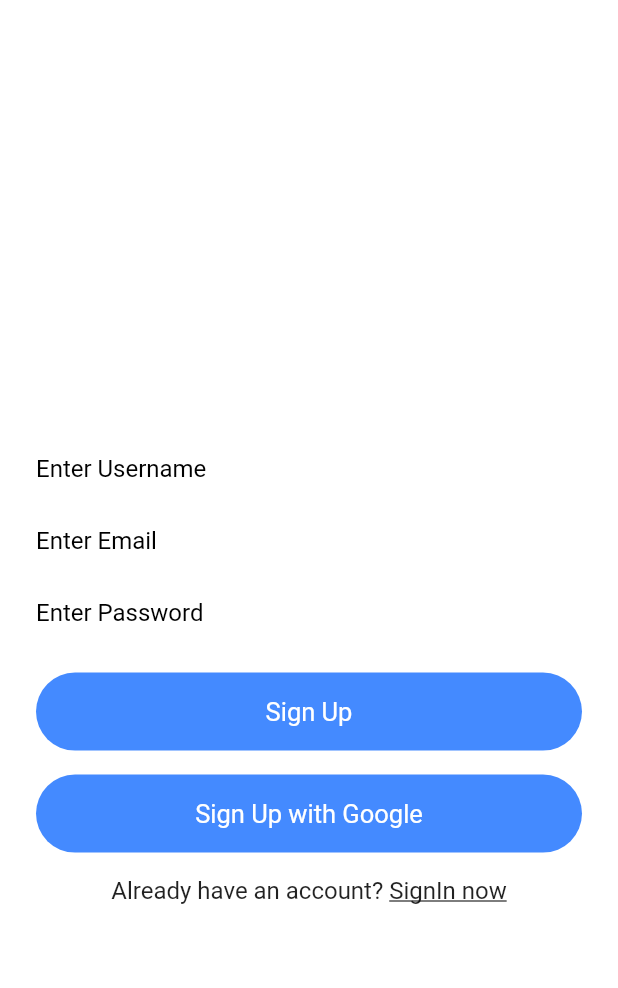
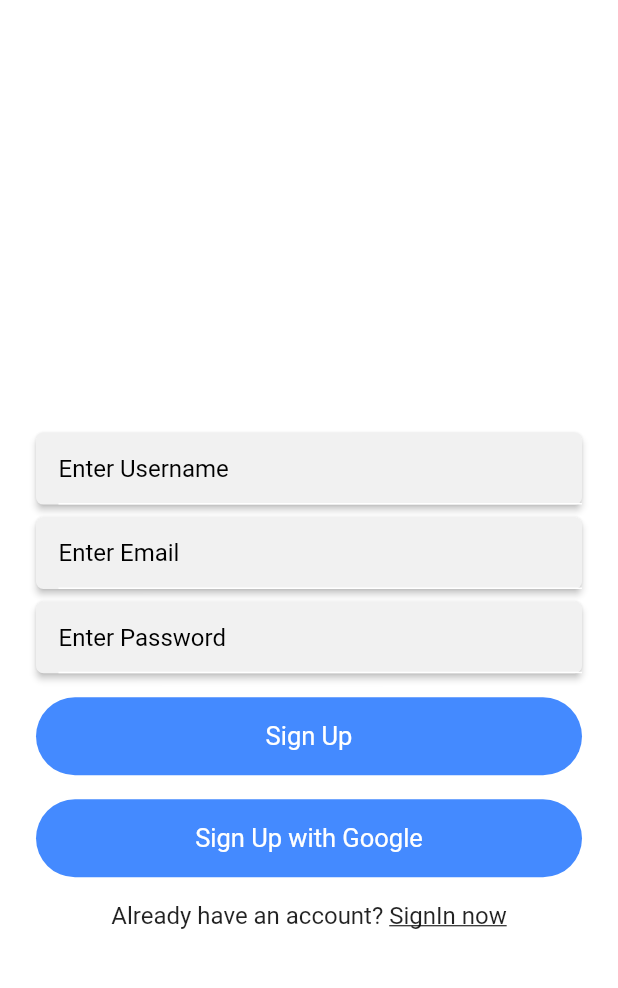
Before and after one commit to vinay7722/Flutter-Chataniac, a Flutter app: the screen it shows after launch, after a tap on "Sign In", after a tap on "Register now", on a phone screen of 412 x 824 dp, the part 84-1072 px from its top. Run offline on Flutter 3.47's test engine with Material 2 defaults, Android fonts, the light colour scheme and no system bars; our stand-ins replace cloud_firestore, firebase_auth, firebase_core, google_sign_in, pinput, shared_preferences; missing offline and left inert: cloud_firestore_web, firebase_auth_web, firebase_core_web, google_sign_in_web, shared_preferences_web; accounts and stored records are empty; Roboto replaces fonts that are missing (OverpassRegular).

Commit message:
Elevation in input fields

```diff
--- a/lib/views/signup.dart
+++ b/lib/views/signup.dart
@@ -76,7 +76,17 @@ class _SignUpState extends State<SignUp> {
                       key: formKey,
                       child: Column(
                         children: [
-                          TextFormField(
+                          Material(
+                            elevation: 2.0,
+                            borderRadius: BorderRadius.circular(5),
+                            child: Container(
+                              decoration: BoxDecoration(
+                                  borderRadius: BorderRadius.circular(5),
+                                  color: Colors.grey.withOpacity(0.1)
+                              ),
+                              child: Padding(
+                                padding: EdgeInsets.only(left: 15),
+                                child: TextFormField(
                                   style: simpleTextStyle(),
                                   controller: usernameEditingController,
                                   validator: (val) {
@@ -87,7 +97,22 @@ class _SignUpState extends State<SignUp> {
                                   decoration:
                                       textFieldInputDecoration("Enter Username"),
                                 ),
-                          TextFormField(
+                              ),
+                            ),
+                          ),
+                          SizedBox(height: height * 0.01),
+
+                          Material(
+                            elevation: 2.0,
+                            borderRadius: BorderRadius.circular(5),
+                            child: Container(
+                              decoration: BoxDecoration(
+                                  borderRadius: BorderRadius.circular(5),
+                                  color: Colors.grey.withOpacity(0.1)
+                              ),
+                              child: Padding(
+                                padding: EdgeInsets.only(left: 15),
+                                child: TextFormField(
                                   controller: emailEditingController,
                                   style: simpleTextStyle(),
                                   validator: (val) {
@@ -99,7 +124,22 @@ class _SignUpState extends State<SignUp> {
                                   },
                                   decoration: textFieldInputDecoration("Enter Email"),
                                 ),
-                          TextFormField(
+                              ),
+                            ),
+                          ),
+                          SizedBox(height: height * 0.01),
+
+                          Material(
+                            elevation: 2.0,
+                            borderRadius: BorderRadius.circular(5),
+                            child: Container(
+                              decoration: BoxDecoration(
+                                  borderRadius: BorderRadius.circular(5),
+                                  color: Colors.grey.withOpacity(0.1)
+                              ),
+                              child: Padding(
+                                padding: EdgeInsets.only(left: 15),
+                                child: TextFormField(
                                   obscureText: true,
                                   style: simpleTextStyle(),
                                   decoration:
@@ -110,6 +150,9 @@ class _SignUpState extends State<SignUp> {
                                         ? "Enter Password 6+ characters"
                                         : null;
                                   },
+                                ),
+                              ),
+                            ),
                           ),
                         ],
                       ),
```
Also changed, not shown: 1 other file. Lines whose indentation alone changed are shown as unchanged.
